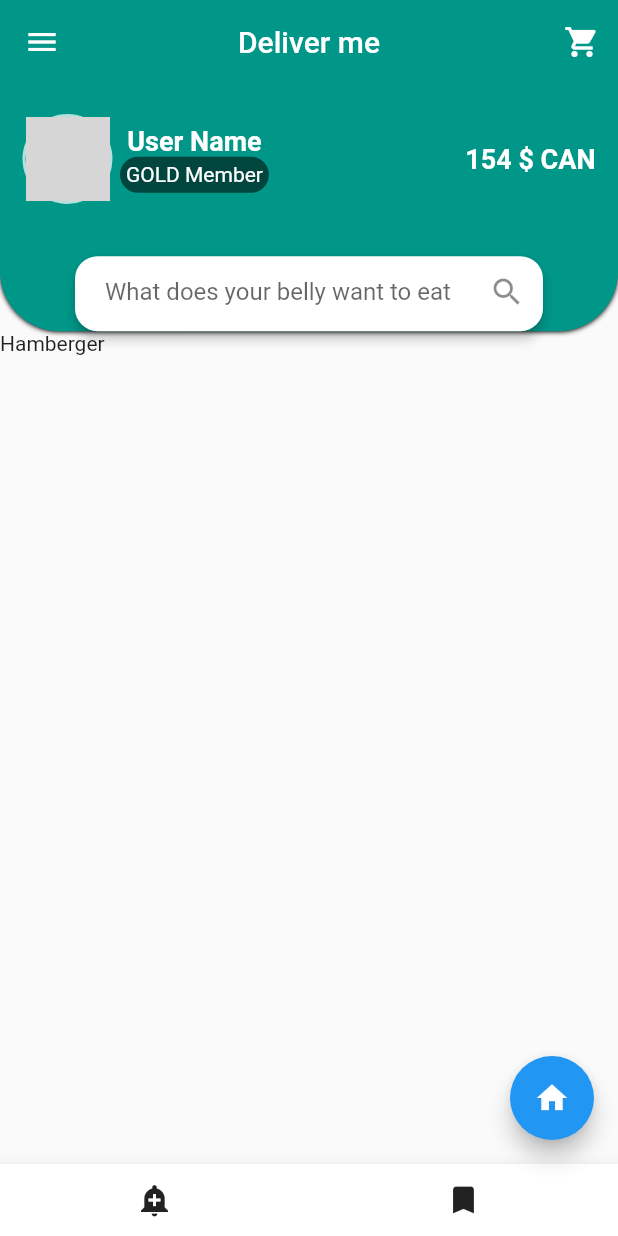
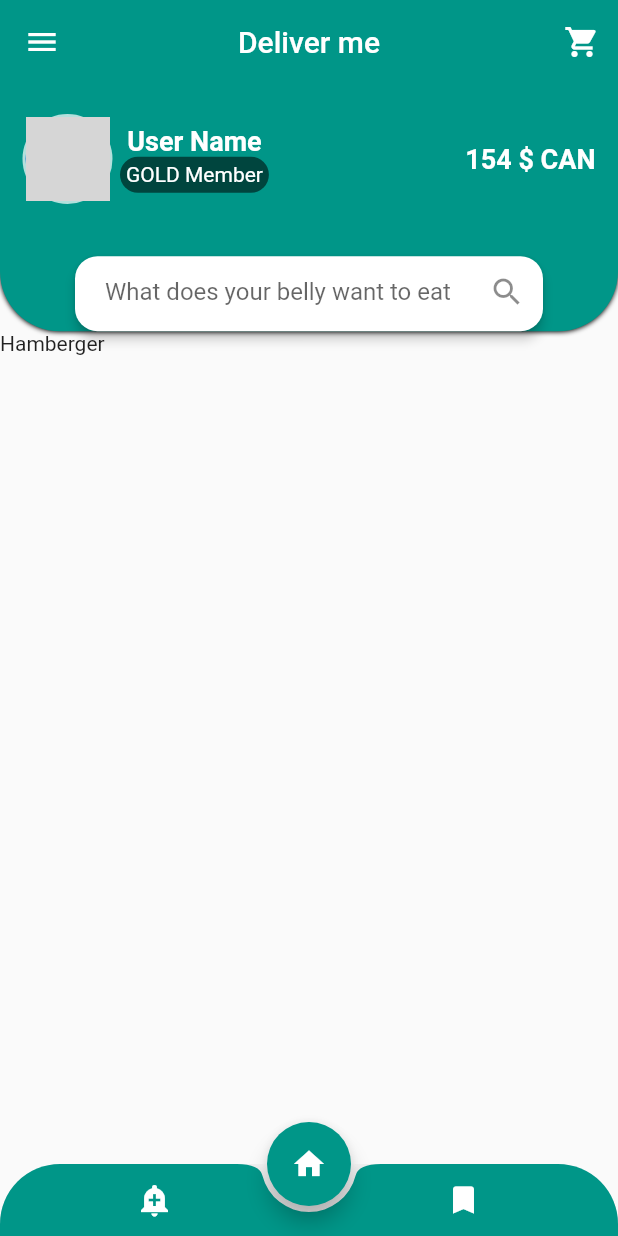
Before and after one commit to AbuNiaz/Food_service_ui_design, a Flutter app: the screen it shows after launch, on a phone screen of 412 x 824 dp. Run offline on Flutter 3.47's test engine with Material 2 defaults, Android fonts, the phone set to English and light mode, and no system bars; grey boxes are pictures that could not be loaded.

Commit message:
Update main.dart

```diff
--- a/food_sevice_ui/lib/main.dart
+++ b/food_sevice_ui/lib/main.dart
@@ -13,8 +13,10 @@ class MyApp extends StatelessWidget {
     return MaterialApp(
       debugShowCheckedModeBanner: false,
       theme: ThemeData(
-          appBarTheme:
-              const AppBarTheme(color: Colors.teal, centerTitle: true)),
+          appBarTheme: const AppBarTheme(color: Colors.teal, centerTitle: true),
+          bottomAppBarColor: Colors.teal,
+          floatingActionButtonTheme: const FloatingActionButtonThemeData(
+              backgroundColor: Colors.teal)),
       home: const Hamberger(),
     );
   }
@@ -52,28 +54,35 @@ class _HambergerState extends State<Hamberger> {
           ]))
         ],
       ),
+      floatingActionButtonLocation: FloatingActionButtonLocation.centerDocked,
       floatingActionButton: FloatingActionButton(
         onPressed: () {},
         child: const Icon(Icons.home),
       ),
-      bottomNavigationBar: BottomAppBar(
+      bottomNavigationBar: ClipRRect(
+        borderRadius: const BorderRadius.vertical(top: Radius.circular(40)),
+        child: BottomAppBar(
+          shape: const CircularNotchedRectangle(),
           child: Row(
             children: [
               const Spacer(),
               IconButton(
                 onPressed: () {},
+                color: Colors.white,
                 icon: const Icon(Icons.add_alert),
               ),
               const Spacer(),
               const Spacer(),
               IconButton(
                 onPressed: () {},
+                color: Colors.white,
                 icon: const Icon(Icons.turned_in),
               ),
               const Spacer(),
             ],
           ),
         ),
+      ),
     );
   }
 }
```
Lines whose indentation alone changed are shown as unchanged.
